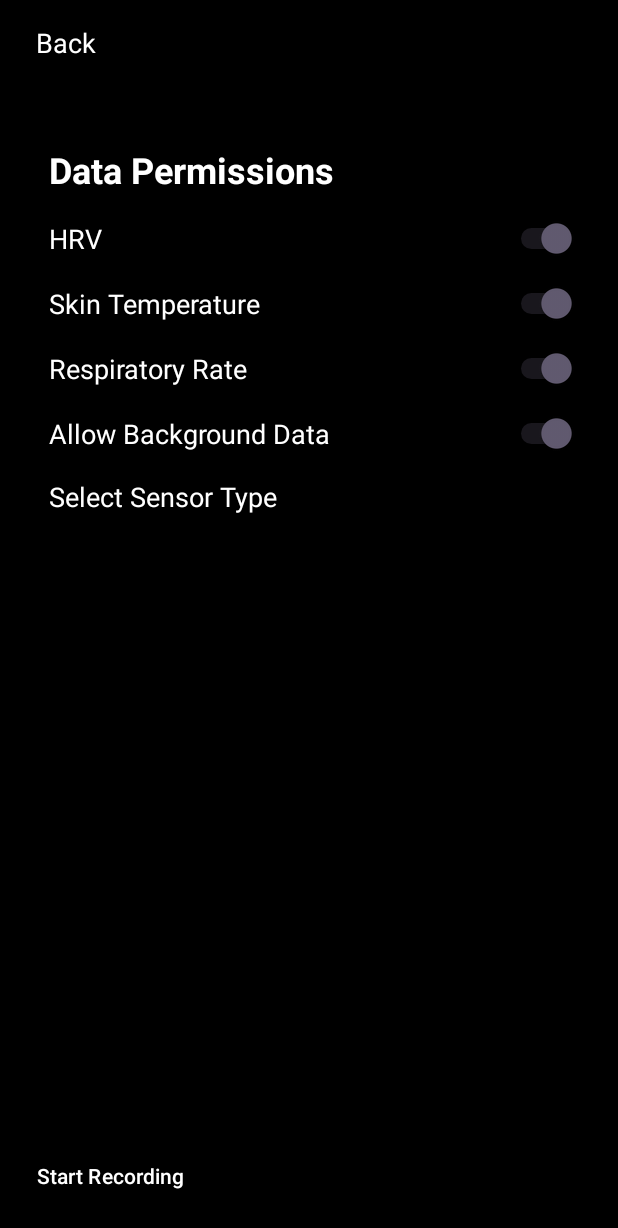
After one commit to draganoid16/Bitalino_Sensor, an Android app: the SettingsActivity screen opened directly, with no data from a screen before it, on a phone screen of 412 x 824 dp. The commit adds this screen. Shown: the top 1228 px of the screen. Run offline under Robolectric (Android 15) with nearby library versions, the phone set to English and light mode, and no system bars.

Commit message:
basic settings activity

```diff
--- a/app/src/main/AndroidManifest.xml
+++ b/app/src/main/AndroidManifest.xml
@@ -30,6 +30,9 @@
                 <category android:name="android.intent.category.LAUNCHER" />
             </intent-filter>
         </activity>
+
+        <activity android:name=".SettingsActivity" />
+
     </application>
 
 </manifest>
--- a/app/src/main/java/com/example/myapplication/MainActivity.java
+++ b/app/src/main/java/com/example/myapplication/MainActivity.java
@@ -9,6 +9,7 @@ import android.content.pm.PackageManager;
 import android.os.Build;
 import android.os.Bundle;
 import android.util.Log;
+import android.widget.Button;
 import android.widget.Toast;
 
 import androidx.annotation.NonNull;
@@ -54,6 +55,13 @@ public class MainActivity extends AppCompatActivity {
         ObjectAnimator progressAnimator = ObjectAnimator.ofInt(semiCircularProgress, "progress", 0, 52);
         progressAnimator.setDuration(2000); // Animation duration in milliseconds.
         progressAnimator.start();
+
+        Button settingsButton = findViewById(R.id.settingsButton);
+
+        settingsButton.setOnClickListener(view -> {
+            Intent intent = new Intent(MainActivity.this, com.example.myapplication.SettingsActivity.class);
+            startActivity(intent);
+        });
 
         // Initialize the Bluetooth adapter.
         bluetoothAdapter = BluetoothAdapter.getDefaultAdapter();
--- /dev/null
+++ b/app/src/main/java/com/example/myapplication/SettingsActivity.java
@@ -0,0 +1,46 @@
+package com.example.myapplication;
+
+import android.os.Bundle;
+import android.view.View;
+import android.widget.Button;
+import android.widget.ImageView;
+import android.widget.Spinner;
+import android.widget.Toast;
+
+import androidx.appcompat.app.AppCompatActivity;
+
+public class SettingsActivity extends AppCompatActivity {
+
+    @Override
+    protected void onCreate(Bundle savedInstanceState) {
+        super.onCreate(savedInstanceState);
+        // Inflate the settings layout (assume it's named activity_settings.xml)
+        setContentView(R.layout.activity_settings);
+
+        // Back button logic: finishes the activity when the back icon is clicked.
+        ImageView backIcon = findViewById(R.id.backIcon);
+        backIcon.setOnClickListener(new View.OnClickListener() {
+            @Override
+            public void onClick(View view) {
+                finish();
+            }
+        });
+
+        // Find the Spinner used for selecting the sensor type.
+        final Spinner sensorSpinner = findViewById(R.id.sensorTypeSpinner);
+        // Optionally, you can set up the Spinner adapter here if needed.
+
+        // Start Recording button: when clicked, show a Toast with the selected sensor.
+        Button startButton = findViewById(R.id.startButton);
+        startButton.setOnClickListener(new View.OnClickListener() {
+            @Override
+            public void onClick(View view) {
+                String selectedSensor = sensorSpinner.getSelectedItem().toString();
+                Toast.makeText(SettingsActivity.this,
+                        "Started recording data using " + selectedSensor,
+                        Toast.LENGTH_SHORT).show();
+                // Add your data recording logic here.
+            }
+        });
+    }
+}
--- /dev/null
+++ b/app/src/main/res/layout/activity_settings.xml
@@ -0,0 +1,214 @@
+<?xml version="1.0" encoding="utf-8"?>
+<androidx.constraintlayout.widget.ConstraintLayout xmlns:android="http://schemas.android.com/apk/res/android"
+    xmlns:app="http://schemas.android.com/apk/res-auto"
+    xmlns:tools="http://schemas.android.com/tools"
+    android:id="@+id/rootLayout"
+    android:layout_width="match_parent"
+    android:layout_height="match_parent"
+    android:background="@android:color/black">
+
+    <!-- Top Bar -->
+    <LinearLayout
+        android:id="@+id/topBar"
+        android:layout_width="0dp"
+        android:layout_height="wrap_content"
+        android:orientation="horizontal"
+        android:padding="16dp"
+        app:layout_constraintEnd_toEndOf="parent"
+        app:layout_constraintStart_toStartOf="parent"
+        app:layout_constraintTop_toTopOf="parent">
+
+        <!-- Back icon (ensure you have a chevron drawable) -->
+        <ImageView
+            android:id="@+id/backIcon"
+            android:layout_width="wrap_content"
+            android:layout_height="wrap_content"
+
+            app:tint="@android:color/white" />
+
+        <!-- Back text -->
+        <TextView
+            android:id="@+id/backText"
+            android:layout_width="wrap_content"
+            android:layout_height="wrap_content"
+            android:layout_marginStart="8dp"
+            android:text="Back"
+            android:textColor="@android:color/white"
+            android:textSize="18sp" />
+    </LinearLayout>
+
+    <!-- Content Area in a ScrollView -->
+
+    <!-- Start Recording Button -->
+
+    <ScrollView
+        android:id="@+id/scrollView"
+        android:layout_width="384dp"
+        android:layout_height="557dp"
+        app:layout_constraintBottom_toTopOf="@+id/startButton"
+        app:layout_constraintEnd_toEndOf="parent"
+        app:layout_constraintHorizontal_bias="0.592"
+        app:layout_constraintStart_toStartOf="parent"
+        app:layout_constraintTop_toBottomOf="@id/topBar"
+        app:layout_constraintVertical_bias="0.166">
+
+        <LinearLayout
+            android:id="@+id/contentLayout"
+            android:layout_width="match_parent"
+            android:layout_height="wrap_content"
+            android:orientation="vertical"
+            android:padding="16dp">
+
+            <!-- Title -->
+            <TextView
+                android:id="@+id/title"
+                android:layout_width="wrap_content"
+                android:layout_height="wrap_content"
+                android:layout_marginBottom="16dp"
+                android:text="Data Permissions"
+                android:textColor="@android:color/white"
+                android:textSize="24sp"
+                android:textStyle="bold" />
+
+            <!-- Permission Row: HRV -->
+            <LinearLayout
+                android:id="@+id/hrvLayout"
+                android:layout_width="match_parent"
+                android:layout_height="wrap_content"
+                android:layout_marginBottom="16dp"
+                android:gravity="center_vertical"
+                android:orientation="horizontal">
+
+                <TextView
+                    android:id="@+id/hrvLabel"
+                    android:layout_width="0dp"
+                    android:layout_height="wrap_content"
+                    android:layout_weight="1"
+                    android:text="HRV"
+                    android:textColor="@android:color/white"
+                    android:textSize="18sp" />
+
+                <Switch
+                    android:id="@+id/hrvSwitch"
+                    android:layout_width="wrap_content"
+                    android:layout_height="wrap_content"
+                    android:checked="true" />
+            </LinearLayout>
+
+            <!-- Permission Row: Skin Temperature -->
+            <LinearLayout
+                android:id="@+id/skinTempLayout"
+                android:layout_width="match_parent"
+                android:layout_height="wrap_content"
+                android:layout_marginBottom="16dp"
+                android:gravity="center_vertical"
+                android:orientation="horizontal">
+
+                <TextView
+                    android:id="@+id/skinTempLabel"
+                    android:layout_width="0dp"
+                    android:layout_height="wrap_content"
+                    android:layout_weight="1"
+                    android:text="Skin Temperature"
+                    android:textColor="@android:color/white"
+                    android:textSize="18sp" />
+
+                <Switch
+                    android:id="@+id/skinTempSwitch"
+                    android:layout_width="wrap_content"
+                    android:layout_height="wrap_content"
+                    android:checked="true" />
+            </LinearLayout>
+
+            <!-- Permission Row: Respiratory Rate -->
+            <LinearLayout
+                android:id="@+id/respiratoryLayout"
+                android:layout_width="match_parent"
+                android:layout_height="wrap_content"
+                android:layout_marginBottom="16dp"
+                android:gravity="center_vertical"
+                android:orientation="horizontal">
+
+                <TextView
+                    android:id="@+id/respiratoryLabel"
+                    android:layout_width="0dp"
+                    android:layout_height="wrap_content"
+                    android:layout_weight="1"
+                    android:text="Respiratory Rate"
+                    android:textColor="@android:color/white"
+                    android:textSize="18sp" />
+
+                <Switch
+                    android:id="@+id/respiratorySwitch"
+                    android:layout_width="wrap_content"
+                    android:layout_height="wrap_content"
+                    android:checked="true" />
+            </LinearLayout>
+
+            <!-- Permission Row: Allow Background Data -->
+            <LinearLayout
+                android:id="@+id/backgroundDataLayout"
+                android:layout_width="match_parent"
+                android:layout_height="wrap_content"
+                android:layout_marginBottom="16dp"
+                android:gravity="center_vertical"
+                android:orientation="horizontal">
+
+                <TextView
+                    android:id="@+id/backgroundDataLabel"
+                    android:layout_width="0dp"
+                    android:layout_height="wrap_content"
+                    android:layout_weight="1"
+                    android:text="Allow Background Data"
+                    android:textColor="@android:color/white"
+                    android:textSize="18sp" />
+
+                <Switch
+                    android:id="@+id/backgroundDataSwitch"
+                    android:layout_width="wrap_content"
+                    android:layout_height="wrap_content"
+                    android:checked="true" />
+            </LinearLayout>
+
+            <!-- Sensor Type Selection -->
+            <LinearLayout
+                android:id="@+id/sensorTypeLayout"
+                android:layout_width="match_parent"
+                android:layout_height="wrap_content"
+                android:layout_marginBottom="16dp"
+                android:gravity="center_vertical"
+                android:orientation="horizontal">
+
+                <TextView
+                    android:id="@+id/sensorTypeLabel"
+                    android:layout_width="0dp"
+                    android:layout_height="wrap_content"
+                    android:layout_weight="1"
+                    android:text="Select Sensor Type"
+                    android:textColor="@android:color/white"
+                    android:textSize="18sp" />
+
+                <Spinner
+                    android:id="@+id/sensorTypeSpinner"
+                    android:layout_width="wrap_content"
+                    android:layout_height="wrap_content"
+                    android:background="@android:color/black"
+                    android:spinnerMode="dropdown" />
+            </LinearLayout>
+
+        </LinearLayout>
+    </ScrollView>
+
+    <Button
+        android:id="@+id/startButton"
+        android:layout_width="0dp"
+        android:layout_height="wrap_content"
+        android:layout_marginBottom="16dp"
+        android:backgroundTint="@color/black"
+        android:text="Start Recording"
+        android:textColor="@android:color/white"
+        app:layout_constraintBottom_toBottomOf="parent"
+        tools:layout_editor_absoluteX="132dp" />  <!-- Replace with your defined green color -->
+
+
+</androidx.constraintlayout.widget.ConstraintLayout>
```
